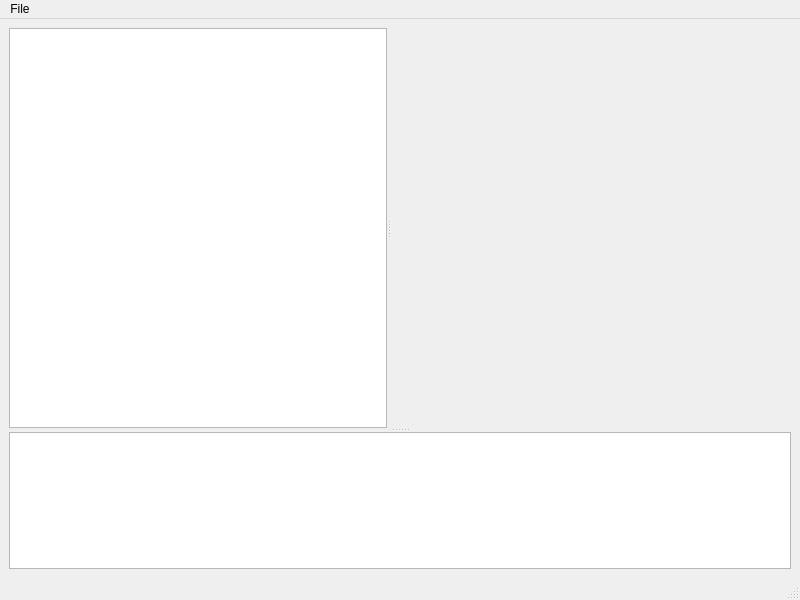
Before: the Qt Designer form ui/mainwindow.ui in 7x11x13/songs-to-youtube, drawn with Qt 5.
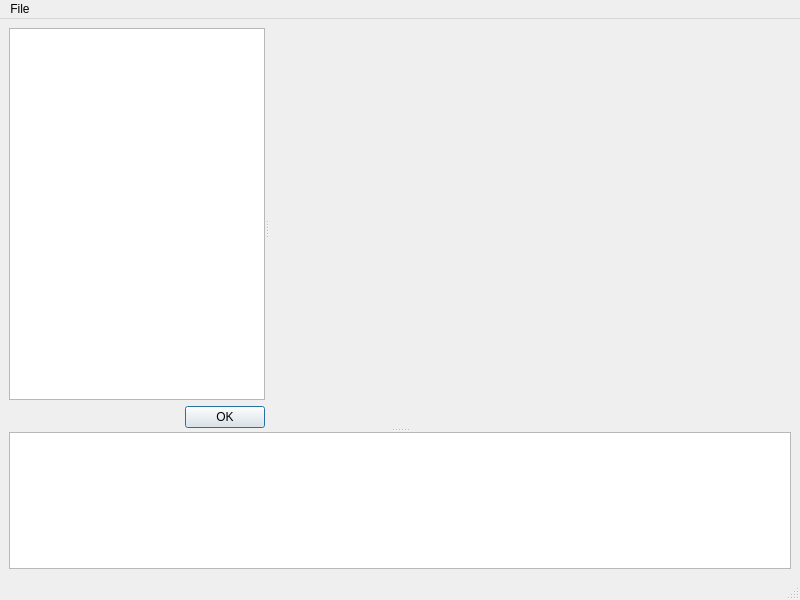
After: the same form once the commit is applied. Custom widgets are drawn as their Qt base class.

Commit message: Allow dragging and dropping album artwork and update UI

Diff of the .ui file:
```diff
--- a/ui/mainwindow.ui
+++ b/ui/mainwindow.ui
@@ -15,14 +15,8 @@
   </property>
   <widget class="QWidget" name="centralwidget">
    <layout class="QGridLayout" name="gridLayout">
-    <item row="1" column="0">
+    <item row="0" column="0">
      <widget class="QSplitter" name="splitter_2">
-      <property name="sizePolicy">
-       <sizepolicy hsizetype="Expanding" vsizetype="Expanding">
-        <horstretch>0</horstretch>
-        <verstretch>0</verstretch>
-       </sizepolicy>
-      </property>
       <property name="orientation">
        <enum>Qt::Vertical</enum>
       </property>
@@ -31,23 +25,17 @@
       </property>
       <widget class="QSplitter" name="splitter">
        <property name="sizePolicy">
-        <sizepolicy hsizetype="Expanding" vsizetype="Expanding">
+        <sizepolicy hsizetype="Expanding" vsizetype="Preferred">
          <horstretch>0</horstretch>
-         <verstretch>0</verstretch>
+         <verstretch>1</verstretch>
         </sizepolicy>
        </property>
-       <property name="minimumSize">
-        <size>
-         <width>400</width>
-         <height>400</height>
-        </size>
-       </property>
        <property name="orientation">
         <enum>Qt::Horizontal</enum>
        </property>
-       <property name="childrenCollapsible">
-        <bool>false</bool>
-       </property>
+       <widget class="QWidget" name="">
+        <layout class="QVBoxLayout" name="verticalLayout_2">
+         <item>
        <widget class="SongTreeWidget" name="treeWidget">
         <property name="minimumSize">
          <size>
@@ -64,10 +52,20 @@
          </property>
         </column>
        </widget>
+         </item>
+         <item>
+          <widget class="QDialogButtonBox" name="treeButtonBox">
+           <property name="standardButtons">
+            <set>QDialogButtonBox::Ok</set>
+           </property>
+          </widget>
+         </item>
+        </layout>
+       </widget>
        <widget class="SongSettingsWidget" name="songSettingsWindow" native="true">
         <property name="sizePolicy">
          <sizepolicy hsizetype="Expanding" vsizetype="Expanding">
-          <horstretch>0</horstretch>
+          <horstretch>1</horstretch>
           <verstretch>0</verstretch>
          </sizepolicy>
         </property>
```
Left out of the diff: 5 changed lines with no effect on the pictures. Lines whose indentation alone changed are shown as unchanged. The commit also changes 6 other files.
